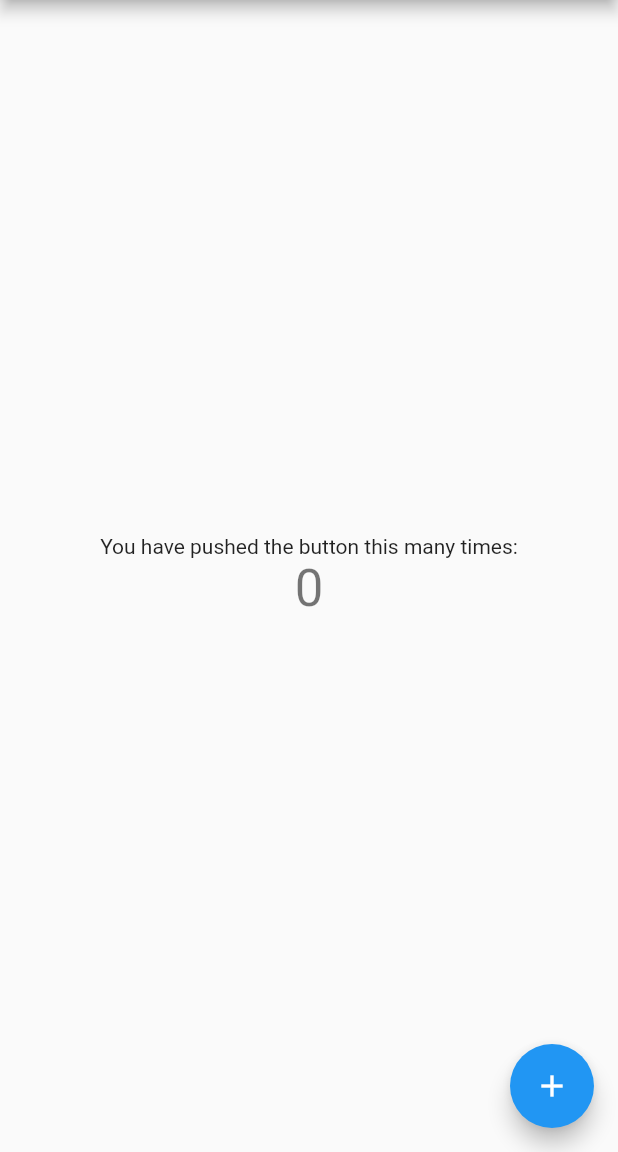
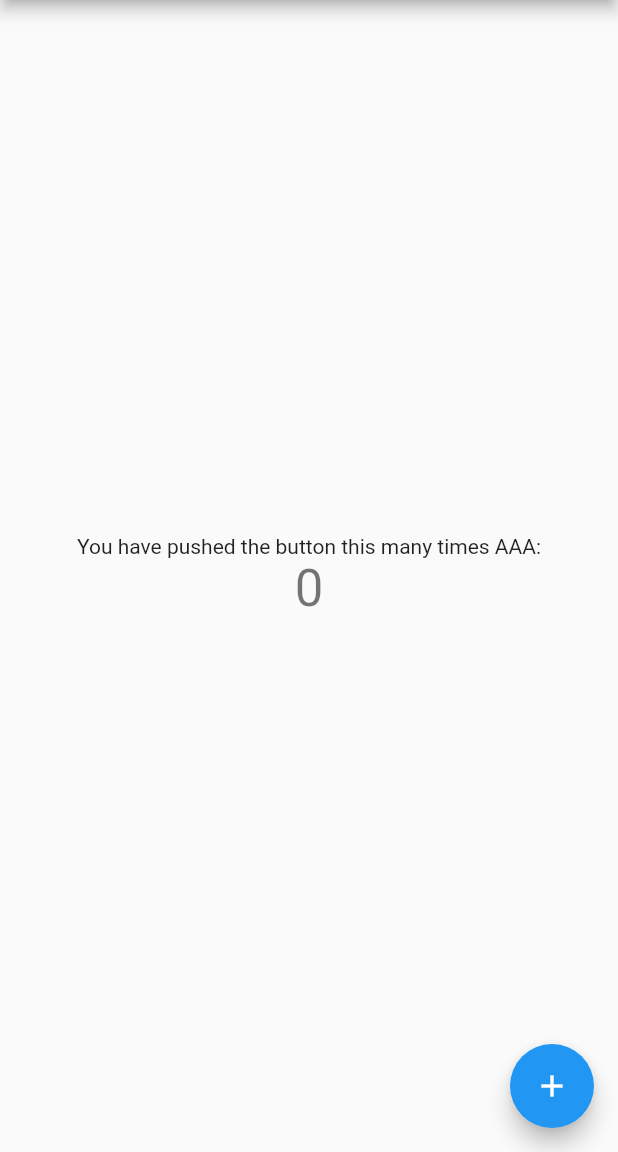
Before and after one commit to younesKha/flutter_ios_app_test, a Flutter app: the screen it shows after launch, on a phone screen of 412 x 824 dp, the part 84-1236 px from its top. Run offline on Flutter 3.47's test engine with Material 2 defaults, Android fonts, the phone set to English and light mode, and no system bars.

Commit message:
Update main.dart

```diff
--- a/lib/main.dart
+++ b/lib/main.dart
@@ -98,7 +98,7 @@ class _MyHomePageState extends State<MyHomePage> {
           mainAxisAlignment: MainAxisAlignment.center,
           children: <Widget>[
             Text(
-              'You have pushed the button this many times:',
+              'You have pushed the button this many times AAA:',
             ),
             Text(
               '$_counter',
```
